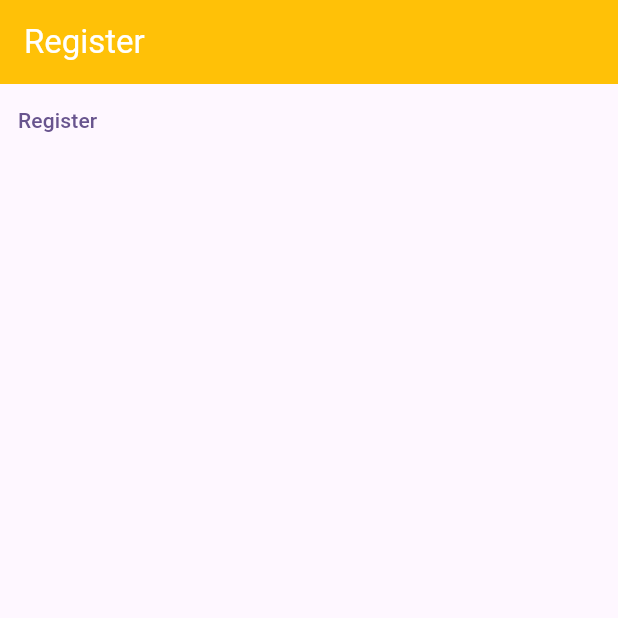
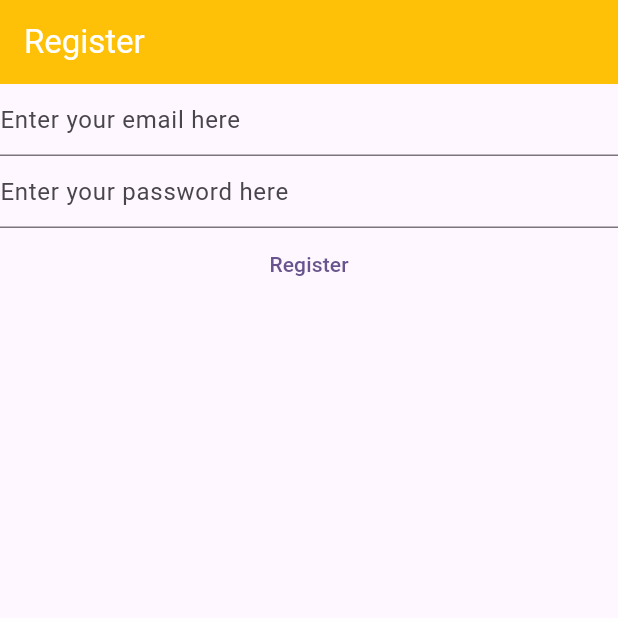
Before and after one commit to rhromets/mynotes_ffc_vandad, a Flutter app: the screen it shows after launch, after a tap on "Register", on a phone screen of 412 x 824 dp, the top half of it. Run offline on Flutter 3.47's test engine with Material 3 defaults, Android fonts, the phone set to English and light mode, and no system bars; our stand-ins replace firebase_auth, firebase_core; accounts and stored records are empty; generated files the repository leaves out were written again; network calls fail.

Commit message:
feat: firebase auth/register by email and passw
Create firebase auth logic by email and password

```diff
--- a/lib/main.dart
+++ b/lib/main.dart
@@ -1,6 +1,10 @@
+import 'package:firebase_core/firebase_core.dart';
 import 'package:flutter/material.dart';
+import 'package:firebase_auth/firebase_auth.dart';
+import 'firebase_options.dart';
 
 void main() {
+  WidgetsFlutterBinding.ensureInitialized();
   runApp(const MyApp());
 }
 
@@ -31,6 +35,23 @@
 }
 
 class _HomePageState extends State<HomePage> {
+  late final TextEditingController _email;
+  late final TextEditingController _password;
+
+  @override
+  void initState() {
+    super.initState();
+    _email = TextEditingController();
+    _password = TextEditingController();
+  }
+
+  @override
+  void dispose() {
+    super.dispose();
+    _email.dispose();
+    _password.dispose();
+  }
+
   @override
   Widget build(BuildContext context) {
     return Scaffold(
@@ -43,13 +64,51 @@
           ),
         ),
       ),
-      body: Column(
-        children: [
-          TextButton(
-            onPressed: () {},
-            child: const Text('Register'),
-          ),
-        ],
+      body: FutureBuilder(
+        future: Firebase.initializeApp(
+          options: DefaultFirebaseOptions.currentPlatform,
+        ),
+        builder: (context, snapshot) {
+          switch (snapshot.connectionState) {
+            case ConnectionState.done:
+              return Column(
+                children: [
+                  TextField(
+                    controller: _email,
+                    enableSuggestions: false,
+                    autocorrect: false,
+                    keyboardType: TextInputType.emailAddress,
+                    decoration: const InputDecoration(
+                      hintText: 'Enter your email here',
+                    ),
+                  ),
+                  TextField(
+                    controller: _password,
+                    obscureText: true,
+                    enableSuggestions: false,
+                    autocorrect: false,
+                    decoration: const InputDecoration(
+                      hintText: 'Enter your password here',
+                    ),
+                  ),
+                  TextButton(
+                    onPressed: () async {
+                      final email = _email.text;
+                      final password = _password.text;
+                      final userCredential = await FirebaseAuth.instance
+                          .createUserWithEmailAndPassword(
+                        email: email,
+                        password: password,
+                      );
+                    },
+                    child: const Text('Register'),
+                  ),
+                ],
+              );
+            default:
+              return const Text('Loading...');
+          }
+        },
       ),
     );
   }
```
